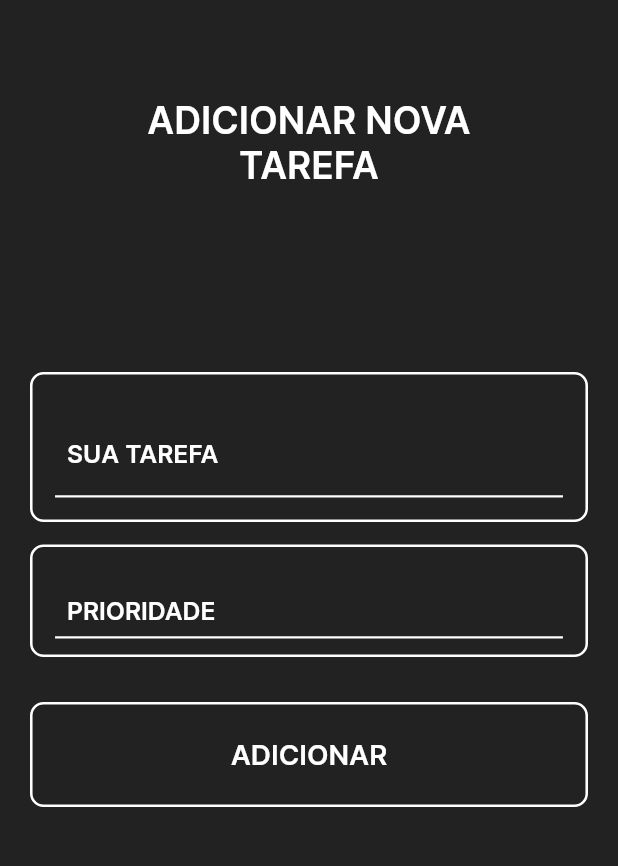
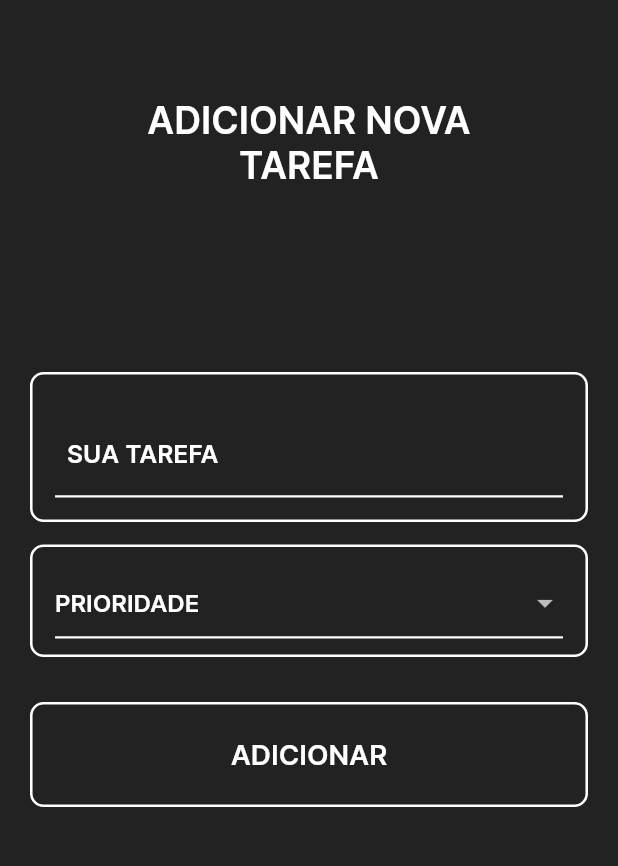
Before and after one commit to kauangouveia/OrganizerApp, a Flutter app: the CreateTaskPage screen opened by its route, on a phone screen of 412 x 824 dp, the part 83-949 px from its top. Run offline on Flutter 3.47's test engine with Material 2 defaults, Android fonts, the phone set to English and light mode, and no system bars; our stand-ins replace dio, flutter_mobx, mobx, page_transition, shared_preferences; missing offline and left inert: expandable_widgets; accounts and stored records are empty; generated files the repository leaves out were written again.

```diff
--- a/lib/src/models/task/task_model.dart
+++ b/lib/src/models/task/task_model.dart
@@ -1,12 +1,14 @@
 class TaskModel {
   String? priority;
   String? task;
+  int? id;
 
   TaskModel({this.priority, this.task});
 
   TaskModel.fromJson(Map<String, dynamic> json) {
     priority = json['priority'];
     task = json['task'];
+    id = json['id_task'];
   }
 
   Map<String, dynamic> toJson() {
--- a/lib/src/services/backend_routes.dart
+++ b/lib/src/services/backend_routes.dart
@@ -4,4 +4,5 @@ class API {
   static const String login = '$baseURL/login';
   static const String createTask = '$baseURL/create-task';
   static const String tasks = '$baseURL/list-task';
+  static const String deleteTask = '$baseURL/delete-task';
 }
--- /dev/null
+++ b/lib/src/ui/components/dropdown_widget.dart
@@ -0,0 +1,56 @@
+import 'package:flutter/material.dart';
+import 'package:organizer_app/src/ui/global/index.dart';
+import 'package:organizer_app/src/ui/pages/task/task_controller.dart';
+
+class DropdownWidget extends StatefulWidget {
+  final TaskController taskController;
+
+  const DropdownWidget({Key? key, required this.taskController})
+      : super(key: key);
+
+  @override
+  State<DropdownWidget> createState() => _DropdownWidgetState();
+}
+
+class _DropdownWidgetState extends State<DropdownWidget> {
+  String dropDownValue = 'Alta';
+
+  final List<String> dropDownsItems = [
+    'Alta',
+    'Média',
+    'Baixa',
+  ];
+
+  @override
+  Widget build(BuildContext context) {
+    return Container(
+      margin: const EdgeInsets.only(bottom: 15),
+      height: 75,
+      width: double.infinity,
+      padding: const EdgeInsets.fromLTRB(15, 13, 15, 0),
+      decoration: BoxDecoration(
+        borderRadius: BorderRadius.circular(9),
+        border: Border.all(
+          color: GlobalColors.kTextColor,
+          width: 1.7,
+        ),
+      ),
+      child: DropdownButtonFormField(
+        hint: const Text(
+          'PRIORIDADE',
+          style: TextStyle(color: GlobalColors.kTextColor),
+        ),
+        items: dropDownsItems.map((String items) {
+          return DropdownMenuItem(
+            value: items,
+            child: Text(items),
+          );
+        }).toList(),
+        onChanged: (value) {
+         widget.taskController.priorityController.text =
+              value.toString().toLowerCase().replaceAll('é', 'e');
+        },
+      ),
+    );
+  }
+}
--- a/lib/src/ui/pages/task/create_task/create_task.dart
+++ b/lib/src/ui/pages/task/create_task/create_task.dart
@@ -1,5 +1,6 @@
 import 'package:flutter/material.dart';
 import 'package:organizer_app/src/ui/components/button_widget.dart';
+import 'package:organizer_app/src/ui/components/dropdown_widget.dart';
 import 'package:organizer_app/src/ui/components/text_input_widget.dart';
 import 'package:organizer_app/src/ui/components/text_widget.dart';
 import 'package:organizer_app/src/ui/global/index.dart';
@@ -60,11 +61,7 @@ class _CreateTaskPageState extends State<CreateTaskPage> {
                           controller: taskController.taskTextController,
                           margin: const EdgeInsets.only(top: 22, bottom: 15),
                         ),
-                        TextInputWidget(
-                          hintText: 'PRIORIDADE',
-                          controller: taskController.priorityController,
-                          margin: const EdgeInsets.only(bottom: 15),
-                        ),
+                        DropdownWidget(taskController: taskController),
                         ButtonWidget(
                           text: 'ADICIONAR',
                           margin: const EdgeInsets.only(top: 15),
--- a/pubspec.yaml
+++ b/pubspec.yaml
@@ -18,6 +18,7 @@ dependencies:
   mobx: 2.0.7
   dio: ^4.0.6
   shared_preferences: ^2.0.15
+  flutter_mobx: ^2.0.6+5
 
 dev_dependencies:
   flutter_test:
```
Also changed, not shown: lib/src/repositories/task/task_repository.dart (+18 -0 lines), lib/src/ui/pages/task/task_controller.dart (+11 -0 lines), lib/src/ui/pages/task/tasks/tasks.dart (+26 -8 lines), lib/src/ui/components/text_input_widget.dart (line endings or trailing spaces), pubspec.lock.
